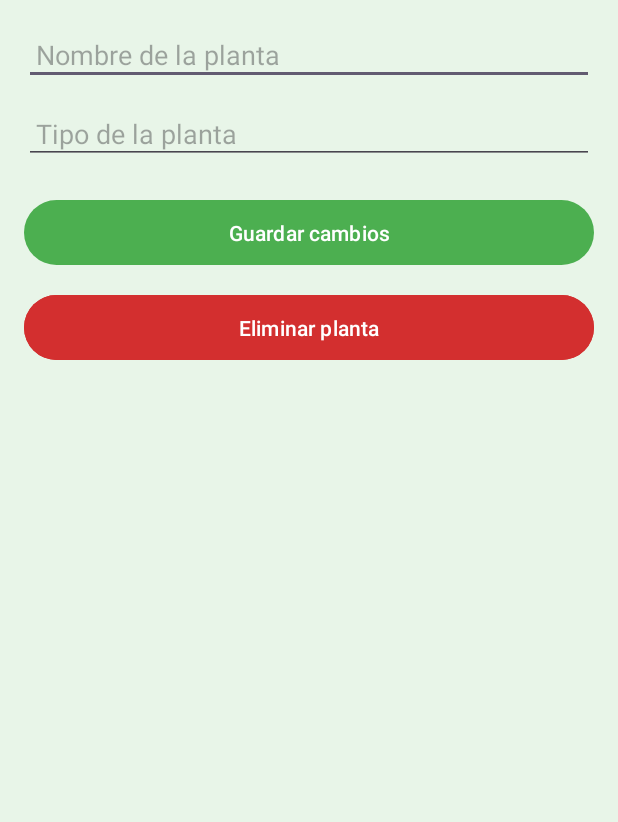
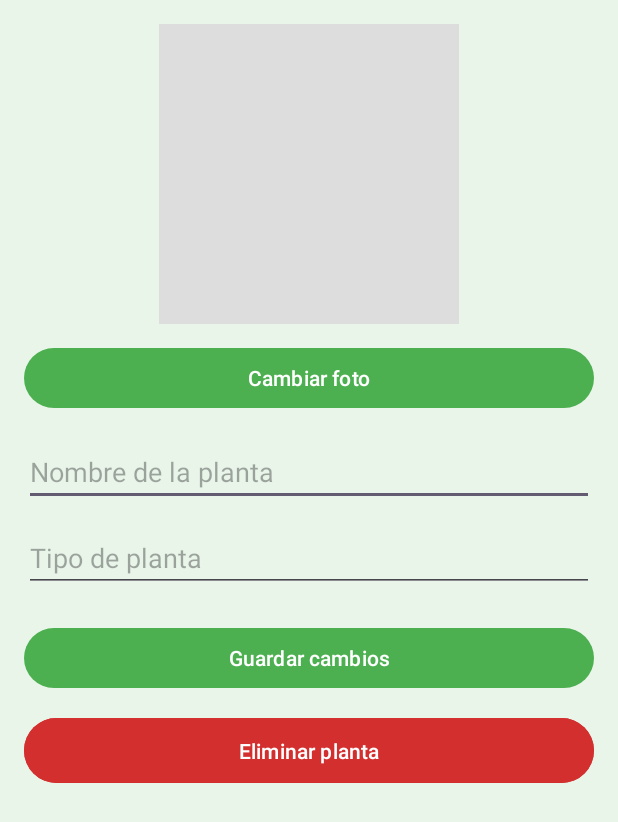
Before and after one commit to VictoriaLafMicaela/PlantCare, an Android app: the layout activity_editar_planta.xml on its own in the app's theme, with its tools: preview values and no code run, on a phone screen of 412 x 824 dp. Shown: the top 822 px of the screen. Run offline under Robolectric (Android 15) with nearby library versions, the phone set to English and light mode, and no system bars.

Commit message:
Update activity_editar_planta.xml
SOLUCIÓN PROBLEMA EN EL BOTÓN ELIMINAR

```diff
--- a/app/src/main/res/layout/activity_editar_planta.xml
+++ b/app/src/main/res/layout/activity_editar_planta.xml
@@ -1,35 +1,50 @@
 <?xml version="1.0" encoding="utf-8"?>
+<ScrollView xmlns:android="http://schemas.android.com/apk/res/android"
+    android:layout_width="match_parent"
+    android:layout_height="match_parent"
+    android:padding="16dp">
+
     <LinearLayout
-    xmlns:android="http://schemas.android.com/apk/res/android"
-    android:orientation="vertical"
-    android:padding="16dp"
         android:layout_width="match_parent"
-    android:layout_height="match_parent">
+        android:layout_height="wrap_content"
+        android:orientation="vertical">
+
+        <ImageView
+            android:id="@+id/ivFotoPlanta"
+            android:layout_width="200dp"
+            android:layout_height="200dp"
+            android:layout_gravity="center"
+            android:scaleType="centerCrop"
+            android:background="#DDDDDD"
+            android:contentDescription="Foto de la planta" />
+
+        <Button
+            android:id="@+id/btnCambiarFoto"
+            android:layout_width="match_parent"
+            android:layout_height="wrap_content"
+            android:text="Cambiar foto"
+            android:layout_marginTop="12dp" />
 
         <EditText
             android:id="@+id/etEditarNombre"
             android:layout_width="match_parent"
             android:layout_height="wrap_content"
             android:hint="Nombre de la planta"
-        android:textSize="18sp"
-        android:padding="8dp"/>
+            android:layout_marginTop="16dp" />
 
         <EditText
             android:id="@+id/etEditarTipo"
             android:layout_width="match_parent"
             android:layout_height="wrap_content"
-        android:hint="Tipo de la planta"
-        android:layout_marginTop="12dp"
-        android:textSize="18sp"
-        android:padding="8dp"/>
+            android:hint="Tipo de planta"
+            android:layout_marginTop="12dp" />
 
         <Button
             android:id="@+id/btnGuardarCambios"
             android:layout_width="match_parent"
             android:layout_height="wrap_content"
             android:text="Guardar cambios"
-        android:layout_marginTop="20dp"
-        android:padding="12dp"/>
+            android:layout_marginTop="20dp" />
 
         <Button
             android:id="@+id/btnEliminarPlanta"
@@ -41,4 +56,7 @@
             android:backgroundTint="#D32F2F"
             android:textColor="#FFFFFF"/>
 
+
     </LinearLayout>
+
+</ScrollView>
```
Lines whose indentation alone changed are shown as unchanged.
